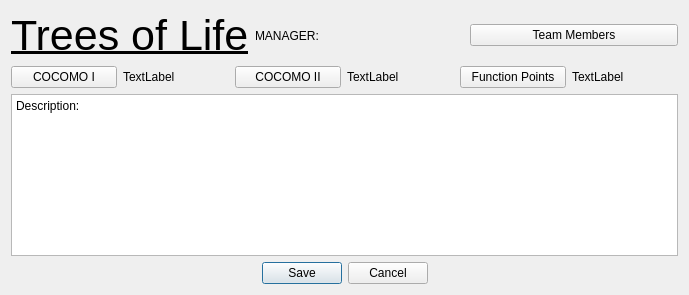
Before: the Qt Designer form EditProject.ui in CDDDJ-A-2015/Project, drawn with Qt 5.
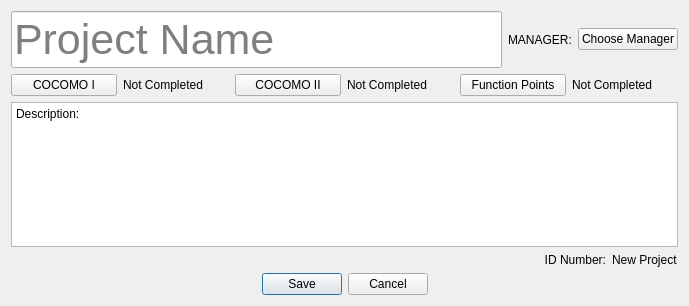
After: the same form once the commit is applied.

Diff of the .ui file:
```diff
--- a/EditProject.ui
+++ b/EditProject.ui
@@ -7,7 +7,7 @@
     <x>0</x>
     <y>0</y>
     <width>689</width>
-    <height>295</height>
+    <height>306</height>
    </rect>
   </property>
   <property name="windowTitle">
@@ -19,15 +19,17 @@
      <item>
       <layout class="QHBoxLayout" name="horizontalLayout">
        <item>
-        <widget class="QLabel" name="projName">
+        <widget class="QLineEdit" name="leProjName">
          <property name="font">
           <font>
            <pointsize>32</pointsize>
-           <underline>true</underline>
           </font>
          </property>
          <property name="text">
-          <string>Trees of Life</string>
+          <string/>
+         </property>
+         <property name="placeholderText">
+          <string>Project Name</string>
          </property>
         </widget>
        </item>
@@ -41,7 +43,7 @@
        <item>
         <widget class="QPushButton" name="pushButton_4">
          <property name="text">
-          <string>Team Members</string>
+          <string>Choose Manager</string>
          </property>
         </widget>
        </item>
@@ -59,7 +61,7 @@
        <item>
         <widget class="QLabel" name="label_2">
          <property name="text">
-          <string>TextLabel</string>
+          <string>Not Completed</string>
          </property>
         </widget>
        </item>
@@ -73,7 +75,7 @@
        <item>
         <widget class="QLabel" name="label_3">
          <property name="text">
-          <string>TextLabel</string>
+          <string>Not Completed</string>
          </property>
         </widget>
        </item>
@@ -87,7 +89,7 @@
        <item>
         <widget class="QLabel" name="label_4">
          <property name="text">
-          <string>TextLabel</string>
+          <string>Not Completed</string>
          </property>
         </widget>
        </item>
@@ -96,7 +98,35 @@
      <item>
       <widget class="QPlainTextEdit" name="plainTextEdit">
        <property name="plainText">
-        <string>Description:</string>
+        <string>Description:
+</string>
+       </property>
+      </widget>
+     </item>
+    </layout>
+   </item>
+   <item>
+    <layout class="QHBoxLayout" name="horizontalLayout_3">
+     <item>
+      <widget class="QLabel" name="lDispID">
+       <property name="text">
+        <string>ID Number:</string>
+       </property>
+       <property name="alignment">
+        <set>Qt::AlignRight|Qt::AlignTrailing|Qt::AlignVCenter</set>
+       </property>
+      </widget>
+     </item>
+     <item>
+      <widget class="QLabel" name="lID">
+       <property name="sizePolicy">
+        <sizepolicy hsizetype="Maximum" vsizetype="Preferred">
+         <horstretch>0</horstretch>
+         <verstretch>0</verstretch>
+        </sizepolicy>
+       </property>
+       <property name="text">
+        <string>New Project</string>
        </property>
       </widget>
      </item>
```
Left out of the diff: 19 changed lines with no effect on the pictures.
